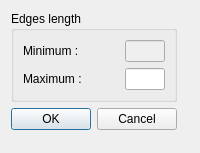
This is freestyle/parametersdialog.ui in CharlesGaribal/freestyle as Qt 5 draws it before an edit. The edited form follows.
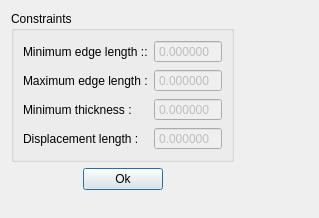
This is the edited form.

Patch:
```diff
--- a/freestyle/parametersdialog.ui
+++ b/freestyle/parametersdialog.ui
@@ -9,24 +9,14 @@
    <rect>
     <x>0</x>
     <y>0</y>
-    <width>200</width>
-    <height>153</height>
+    <width>319</width>
+    <height>218</height>
    </rect>
   </property>
   <property name="windowTitle">
    <string>Parameters</string>
   </property>
   <layout class="QGridLayout" name="gridLayout">
-   <item row="5" column="0" colspan="3">
-    <widget class="QDialogButtonBox" name="buttonBox">
-     <property name="standardButtons">
-      <set>QDialogButtonBox::Cancel|QDialogButtonBox::Ok</set>
-     </property>
-     <property name="centerButtons">
-      <bool>true</bool>
-     </property>
-    </widget>
-   </item>
    <item row="4" column="3">
     <spacer name="horizontalSpacer">
      <property name="orientation">
@@ -40,68 +30,121 @@
      </property>
     </spacer>
    </item>
-   <item row="8" column="0" colspan="3">
-    <spacer name="verticalSpacer">
-     <property name="orientation">
-      <enum>Qt::Vertical</enum>
+   <item row="5" column="1">
+    <widget class="QPushButton" name="pushButton">
+     <property name="text">
+      <string>Ok</string>
      </property>
-     <property name="sizeHint" stdset="0">
-      <size>
-       <width>20</width>
-       <height>40</height>
-      </size>
-     </property>
-    </spacer>
+    </widget>
    </item>
    <item row="0" column="0" rowspan="5" colspan="3">
     <widget class="QGroupBox" name="groupBox">
      <property name="title">
-      <string>Edges length</string>
+      <string>Constraints</string>
      </property>
      <layout class="QGridLayout" name="gridLayout_2">
-      <item row="1" column="0">
-       <widget class="QLabel" name="maxEdgeLabel">
-        <property name="text">
-         <string>Maximum :</string>
-        </property>
-       </widget>
-      </item>
       <item row="0" column="0">
        <widget class="QLabel" name="minEdgeLabel">
         <property name="text">
-         <string>Minimum :</string>
+         <string>Minimum edge length ::</string>
         </property>
        </widget>
       </item>
       <item row="0" column="1">
-       <widget class="QLineEdit" name="minEdgeValue">
+       <widget class="QDoubleSpinBox" name="minEdgeSpinBox">
         <property name="enabled">
          <bool>false</bool>
         </property>
-        <property name="maximumSize">
-         <size>
-          <width>40</width>
-          <height>16777215</height>
-         </size>
+        <property name="buttonSymbols">
+         <enum>QAbstractSpinBox::NoButtons</enum>
+        </property>
+        <property name="decimals">
+         <number>6</number>
+        </property>
+        <property name="value">
+         <double>0.000000000000000</double>
+        </property>
+       </widget>
+      </item>
+      <item row="2" column="0">
+       <widget class="QLabel" name="LabelThickness">
+        <property name="text">
+         <string>Minimum thickness :</string>
+        </property>
+       </widget>
+      </item>
+      <item row="1" column="0">
+       <widget class="QLabel" name="maxEdgeLabel">
+        <property name="text">
+         <string>Maximum edge length :</string>
+        </property>
+       </widget>
+      </item>
+      <item row="2" column="1">
+       <widget class="QDoubleSpinBox" name="thicknessSpinBox">
+        <property name="enabled">
+         <bool>false</bool>
+        </property>
+        <property name="wrapping">
+         <bool>false</bool>
+        </property>
+        <property name="buttonSymbols">
+         <enum>QAbstractSpinBox::NoButtons</enum>
+        </property>
+        <property name="decimals">
+         <number>6</number>
         </property>
        </widget>
       </item>
       <item row="1" column="1">
-       <widget class="QLineEdit" name="maxEdgeValue">
-        <property name="maximumSize">
-         <size>
-          <width>40</width>
-          <height>16777215</height>
-         </size>
+       <widget class="QDoubleSpinBox" name="maxEdgeSpinBox">
+        <property name="enabled">
+         <bool>false</bool>
         </property>
+        <property name="buttonSymbols">
+         <enum>QAbstractSpinBox::NoButtons</enum>
+        </property>
+        <property name="decimals">
+         <number>6</number>
+        </property>
+       </widget>
+      </item>
+      <item row="3" column="0">
+       <widget class="QLabel" name="label">
         <property name="text">
-         <string/>
+         <string>Displacement length :</string>
+        </property>
+       </widget>
+      </item>
+      <item row="3" column="1">
+       <widget class="QDoubleSpinBox" name="dispSpinBox">
+        <property name="enabled">
+         <bool>false</bool>
+        </property>
+        <property name="buttonSymbols">
+         <enum>QAbstractSpinBox::NoButtons</enum>
+        </property>
+        <property name="decimals">
+         <number>6</number>
         </property>
        </widget>
       </item>
      </layout>
     </widget>
    </item>
+   <item row="7" column="0" colspan="3">
+    <spacer name="verticalSpacer">
+     <property name="orientation">
+      <enum>Qt::Vertical</enum>
+     </property>
+     <property name="sizeHint" stdset="0">
+      <size>
+       <width>20</width>
+       <height>40</height>
+      </size>
+     </property>
+    </spacer>
+   </item>
   </layout>
  </widget>
  <resources/>
```
Left out of the diff: 19 changed lines with no effect on the pictures.
